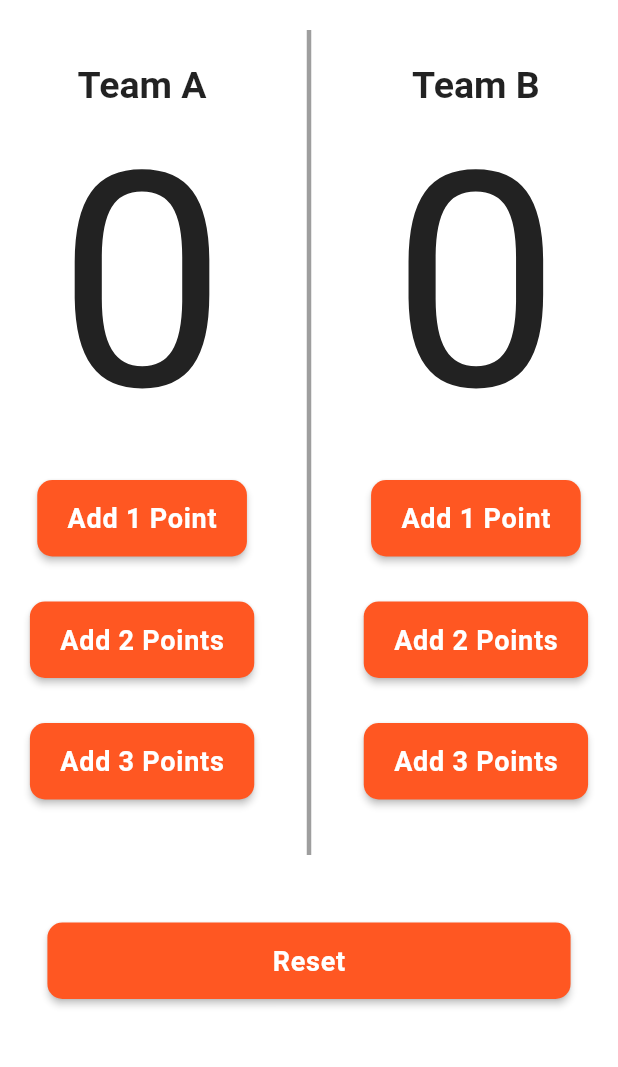
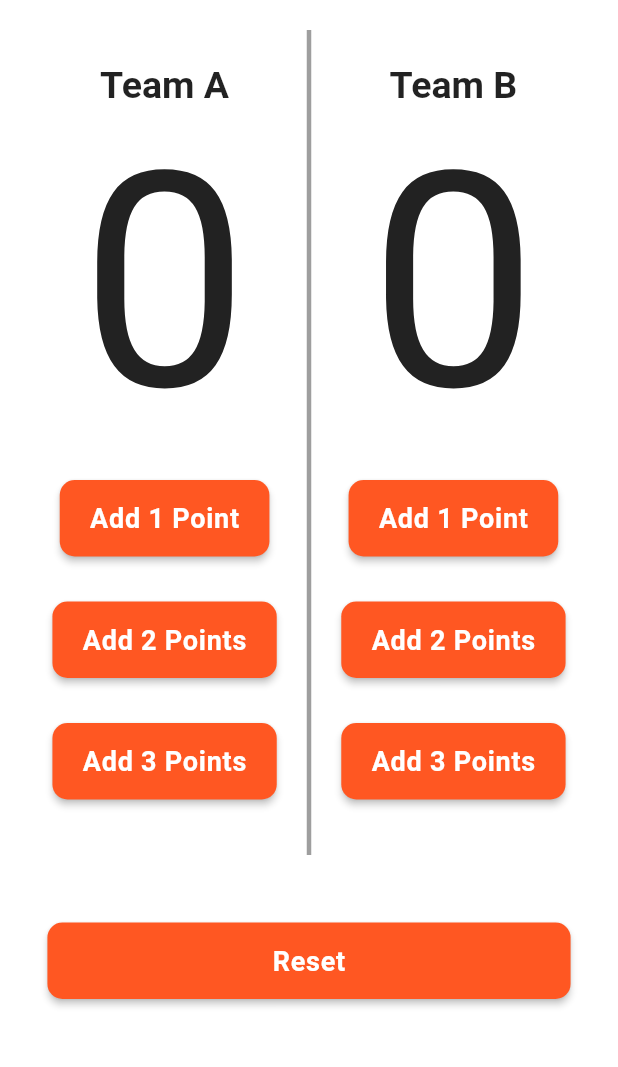
Before and after one commit to ahmedghaly15/Basketball-Points-Counter-App, a Flutter app: the screen it shows after launch, on a phone screen of 412 x 824 dp, the part 84-1151 px from its top. Run offline on Flutter 3.47's test engine with Material 2 defaults, Android fonts, the phone set to English and light mode, and no system bars; our stand-ins replace flutter_bloc.

Commit message:
Edit padding

```diff
--- a/lib/home_screen.dart
+++ b/lib/home_screen.dart
@@ -55,7 +55,7 @@ class HomeScreen extends StatelessWidget {
                         },
                       ),
                       Padding(
-                        padding: const EdgeInsets.symmetric(horizontal: 35),
+                        padding: const EdgeInsets.symmetric(horizontal: 20),
                         child: Container(
                           width: 3,
                           height: 550,
```
